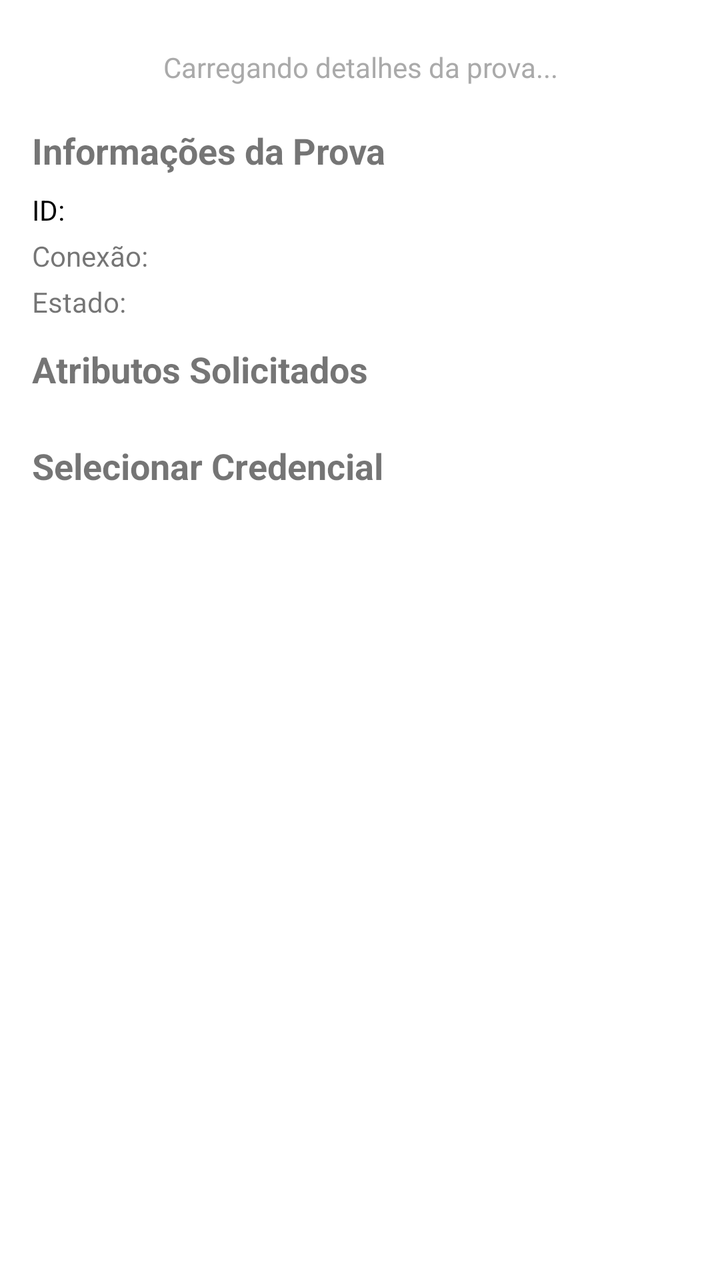
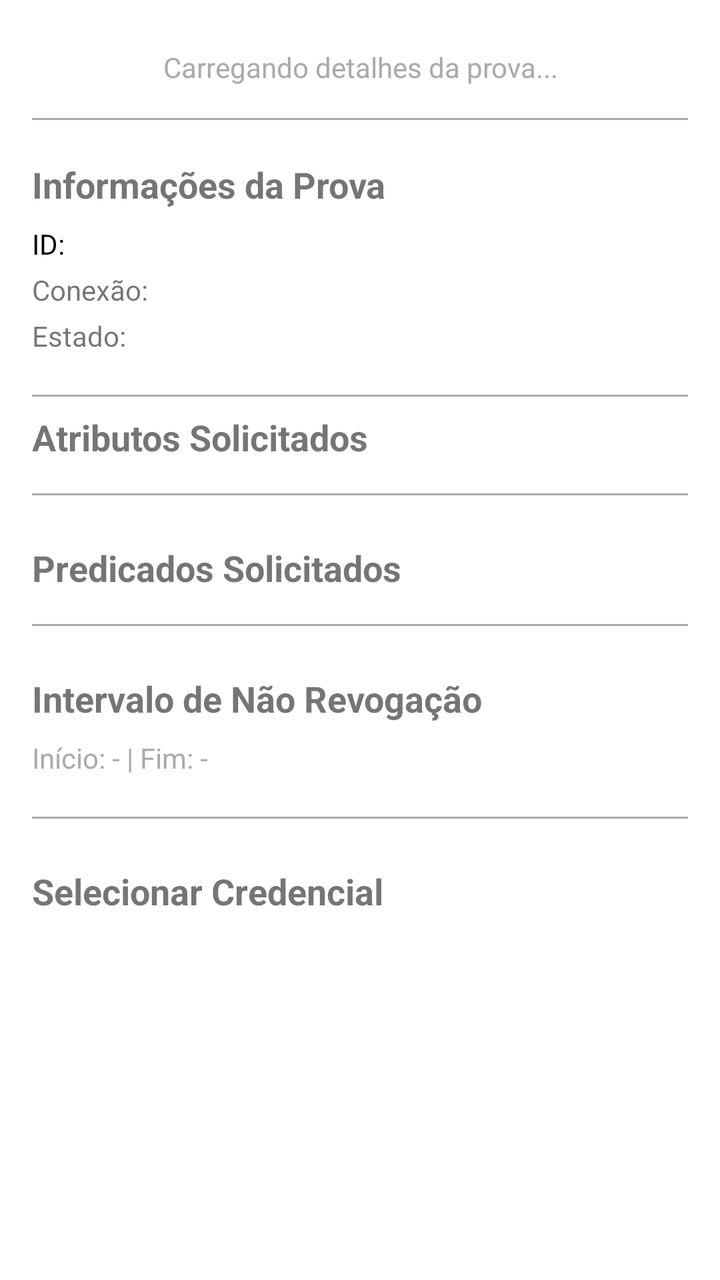

Two renders of the same Android screen: before a commit and after it. Below are the layout's source before the change and the commit's diff.
<!-- AndroidManifest.xml: activity theme AppTheme.NoActionBar -->
<!-- res/layout/proof_request_detail.xml -->
<?xml version="1.0" encoding="utf-8"?>
<ScrollView xmlns:android="http://schemas.android.com/apk/res/android"
    android:id="@+id/scrollViewProof"
    android:layout_width="match_parent"
    android:layout_height="match_parent"
    android:padding="16dp"
    android:fillViewport="true">

    <LinearLayout
        android:id="@+id/proofContainer"
        android:layout_width="match_parent"
        android:layout_height="wrap_content"
        android:orientation="vertical">

        <ProgressBar
            android:id="@+id/loadingProgress"
            android:layout_width="wrap_content"
            android:layout_height="wrap_content"
            android:layout_gravity="center_horizontal"
            android:visibility="gone"
            android:indeterminate="true" />

        <TextView
            android:id="@+id/proofStatusMessage"
            android:layout_width="match_parent"
            android:layout_height="wrap_content"
            android:gravity="center"
            android:text="Carregando detalhes da prova..."
            android:textSize="14sp"
            android:padding="8dp"
            android:textColor="@android:color/darker_gray" />

        
        <LinearLayout
            android:id="@+id/statusCard"
            android:layout_width="match_parent"
            android:layout_height="wrap_content"
            android:orientation="horizontal"
            android:padding="12dp"
            android:gravity="center_vertical"
            android:background="@drawable/status_card_background"
            android:visibility="gone">

            <ImageView
                android:id="@+id/statusIcon"
                android:layout_width="24dp"
                android:layout_height="24dp"
                android:layout_marginEnd="8dp" />

            <TextView
                android:id="@+id/statusText"
                android:layout_width="0dp"
                android:layout_height="wrap_content"
                android:layout_weight="1"
                android:textSize="14sp"
                android:textColor="@android:color/black" />
        </LinearLayout>

        <TextView
            android:id="@+id/headerProofInfo"
            android:layout_width="match_parent"
            android:layout_height="wrap_content"
            android:text="Informações da Prova"
            android:textStyle="bold"
            android:textSize="18sp"
            android:paddingTop="12dp"
            android:paddingBottom="8dp" />

        <TextView
            android:id="@+id/proofId"
            android:layout_width="match_parent"
            android:layout_height="wrap_content"
            android:text="ID: "
            android:textColor="@android:color/black"
            android:paddingBottom="4dp" />

        <TextView
            android:id="@+id/proofConnection"
            android:layout_width="match_parent"
            android:layout_height="wrap_content"
            android:text="Conexão: "
            android:paddingBottom="4dp" />

        <TextView
            android:id="@+id/proofState"
            android:layout_width="match_parent"
            android:layout_height="wrap_content"
            android:text="Estado: "
            android:paddingBottom="12dp" />

        <TextView
            android:id="@+id/requestedAttributesHeader"
            android:layout_width="match_parent"
            android:layout_height="wrap_content"
            android:text="Atributos Solicitados"
            android:textStyle="bold"
            android:textSize="18sp"
            android:paddingBottom="8dp" />

        <LinearLayout
            android:id="@+id/requestedAttributesContainer"
            android:layout_width="match_parent"
            android:layout_height="wrap_content"
            android:orientation="vertical" />

        <TextView
            android:id="@+id/selectCredentialHeader"
            android:layout_width="match_parent"
            android:layout_height="wrap_content"
            android:text="Selecionar Credencial"
            android:textStyle="bold"
            android:textSize="18sp"
            android:paddingTop="16dp"
            android:paddingBottom="8dp" />

        <Spinner
            android:id="@+id/credentialSpinner"
            android:layout_width="match_parent"
            android:layout_height="wrap_content"
            android:spinnerMode="dropdown"
            android:visibility="gone" />

        <Button
            android:id="@+id/btnSendProof"
            android:layout_width="match_parent"
            android:layout_height="wrap_content"
            android:text="✅ Aceitar e Enviar Prova"
            android:backgroundTint="@color/teal_700"
            android:textColor="@android:color/white"
            android:layout_marginTop="20dp"
            android:visibility="gone" />
    </LinearLayout>
</ScrollView>
<!-- resources referenced by this layout -->
<resources>
  <color name="teal_700">#00796B</color>
  <!-- drawable status_card_background (drawable) -->
  <shape xmlns:android="http://schemas.android.com/apk/res/android" android:shape="rectangle">
      <corners android:radius="12dp" />
      <solid android:color="#F3F3F3" />
  </shape>
  <style name="AppTheme.NoActionBar" parent="Theme.MaterialComponents.DayNight.NoActionBar">
          <item name="toolbarStyle">@style/WhiteToolbar</item>
      </style>
  <style name="WhiteToolbar" parent="Widget.AppCompat.Toolbar">
          <item name="titleTextColor">@android:color/white</item>
          <item name="navigationIconTint">@android:color/white</item>
          <item name="android:background">@color/teal_700</item>
      </style>
</resources>

<!-- the commit's change to res/layout/proof_request_detail.xml (unified diff, before → after) -->
@@ -56,6 +56,13 @@
                 android:textColor="@android:color/black" />
         </LinearLayout>
 
+        
+        <View
+            android:layout_width="match_parent"
+            android:layout_height="1dp"
+            android:background="@android:color/darker_gray"
+            android:layout_marginVertical="8dp" />
+
         <TextView
             android:id="@+id/headerProofInfo"
             android:layout_width="match_parent"
@@ -88,6 +95,13 @@
             android:text="Estado: "
             android:paddingBottom="12dp" />
 
+        
+        <View
+            android:layout_width="match_parent"
+            android:layout_height="1dp"
+            android:background="@android:color/darker_gray"
+            android:layout_marginVertical="8dp" />
+
         <TextView
             android:id="@+id/requestedAttributesHeader"
             android:layout_width="match_parent"
@@ -102,6 +116,63 @@
             android:layout_width="match_parent"
             android:layout_height="wrap_content"
             android:orientation="vertical" />
+
+        
+        <View
+            android:layout_width="match_parent"
+            android:layout_height="1dp"
+            android:background="@android:color/darker_gray"
+            android:layout_marginVertical="8dp" />
+
+        
+        <TextView
+            android:id="@+id/requestedPredicatesHeader"
+            android:layout_width="match_parent"
+            android:layout_height="wrap_content"
+            android:text="Predicados Solicitados"
+            android:textStyle="bold"
+            android:textSize="18sp"
+            android:paddingTop="16dp"
+            android:paddingBottom="8dp" />
+
+        <LinearLayout
+            android:id="@+id/requestedPredicatesContainer"
+            android:layout_width="match_parent"
+            android:layout_height="wrap_content"
+            android:orientation="vertical" />
+
+        
+        <View
+            android:layout_width="match_parent"
+            android:layout_height="1dp"
+            android:background="@android:color/darker_gray"
+            android:layout_marginVertical="8dp" />
+
+        
+        <TextView
+            android:id="@+id/nonRevokedHeader"
+            android:layout_width="match_parent"
+            android:layout_height="wrap_content"
+            android:text="Intervalo de Não Revogação"
+            android:textStyle="bold"
+            android:textSize="18sp"
+            android:paddingTop="16dp"
+            android:paddingBottom="8dp" />
+
+        <TextView
+            android:id="@+id/nonRevokedInterval"
+            android:layout_width="match_parent"
+            android:layout_height="wrap_content"
+            android:text="Início: - | Fim: -"
+            android:textColor="@android:color/darker_gray"
+            android:paddingBottom="12dp" />
+
+        
+        <View
+            android:layout_width="match_parent"
+            android:layout_height="1dp"
+            android:background="@android:color/darker_gray"
+            android:layout_marginVertical="8dp" />
 
         <TextView
             android:id="@+id/selectCredentialHeader"
